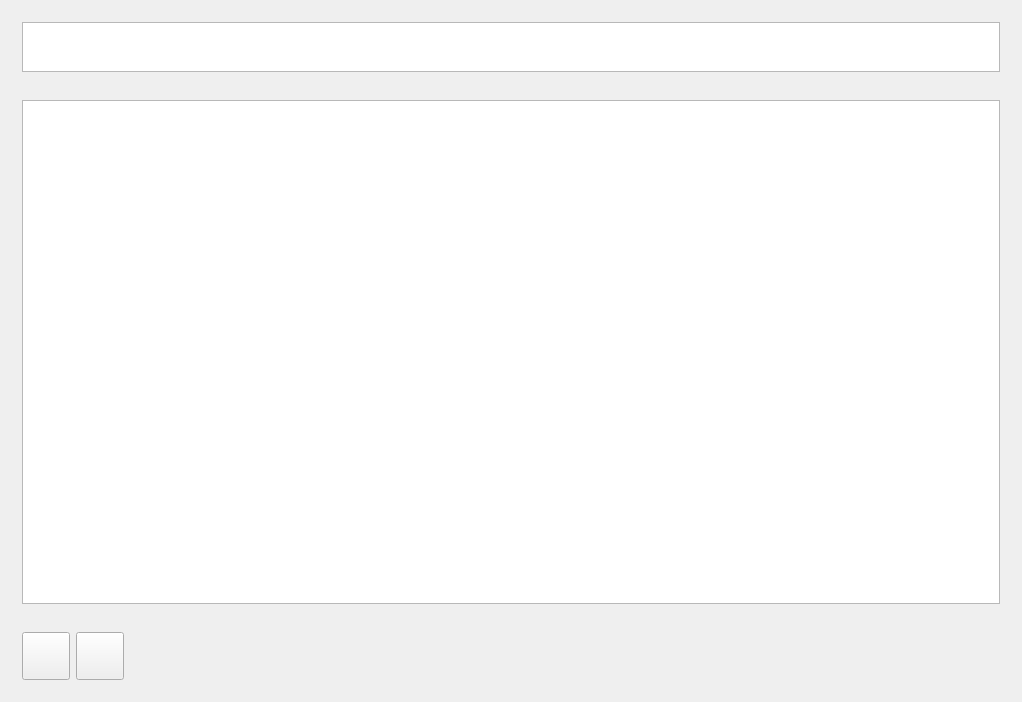
Above: Waiter/dlgface.ui from End1-1/Cafe5 before the change. Below: the same form after it.
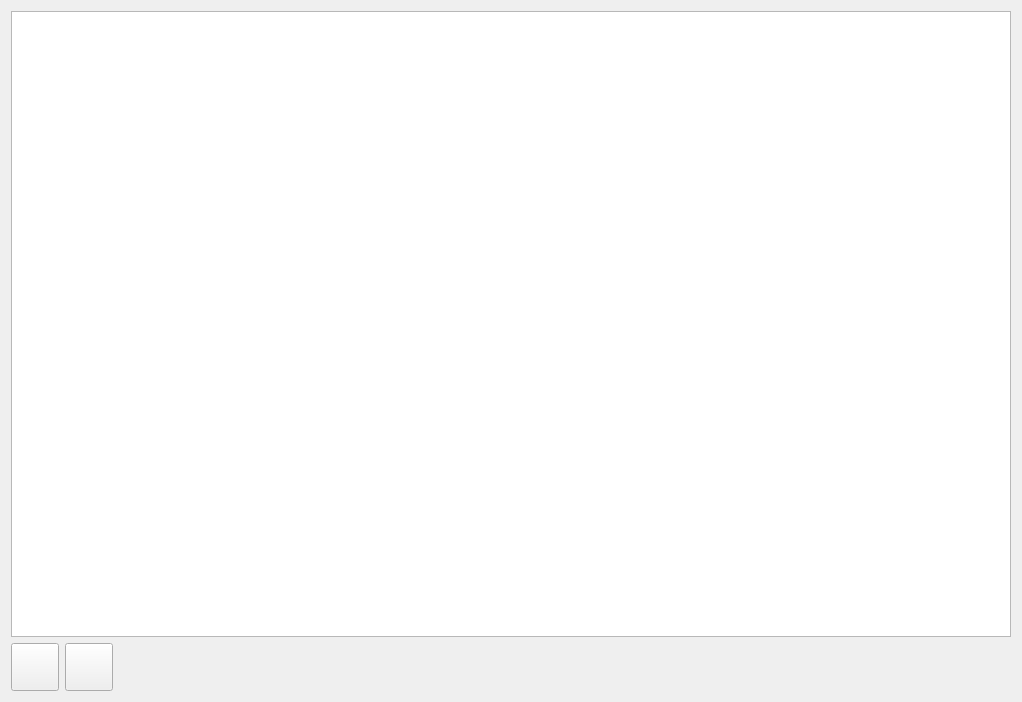
That is the form after the change. Icons and pictures are not drawn.

Patch:
```diff
--- a/Waiter/dlgface.ui
+++ b/Waiter/dlgface.ui
@@ -14,22 +14,6 @@
    <string>DlgFace</string>
   </property>
   <layout class="QVBoxLayout" name="verticalLayout">
-   <item>
-    <widget class="QWidget" name="widget_3" native="true">
-     <layout class="QHBoxLayout" name="horizontalLayout_3">
-      <item>
-       <widget class="QTableWidget" name="tableWidget_2">
-        <property name="maximumSize">
-         <size>
-          <width>16777215</width>
-          <height>50</height>
-         </size>
-        </property>
-       </widget>
-      </item>
-     </layout>
-    </widget>
-   </item>
    <item>
     <widget class="QWidget" name="widget_2" native="true">
      <property name="sizePolicy">
@@ -39,6 +23,18 @@
       </sizepolicy>
      </property>
      <layout class="QHBoxLayout" name="horizontalLayout_2">
+      <property name="leftMargin">
+       <number>0</number>
+      </property>
+      <property name="topMargin">
+       <number>0</number>
+      </property>
+      <property name="rightMargin">
+       <number>0</number>
+      </property>
+      <property name="bottomMargin">
+       <number>0</number>
+      </property>
       <item>
        <widget class="QTableWidget" name="tblHall">
         <property name="verticalScrollBarPolicy">
@@ -70,6 +66,18 @@
    <item>
     <widget class="QWidget" name="widget" native="true">
      <layout class="QHBoxLayout" name="horizontalLayout">
+      <property name="leftMargin">
+       <number>0</number>
+      </property>
+      <property name="topMargin">
+       <number>0</number>
+      </property>
+      <property name="rightMargin">
+       <number>0</number>
+      </property>
+      <property name="bottomMargin">
+       <number>0</number>
+      </property>
       <item>
        <widget class="QToolButton" name="btnExit">
         <property name="minimumSize">
```
